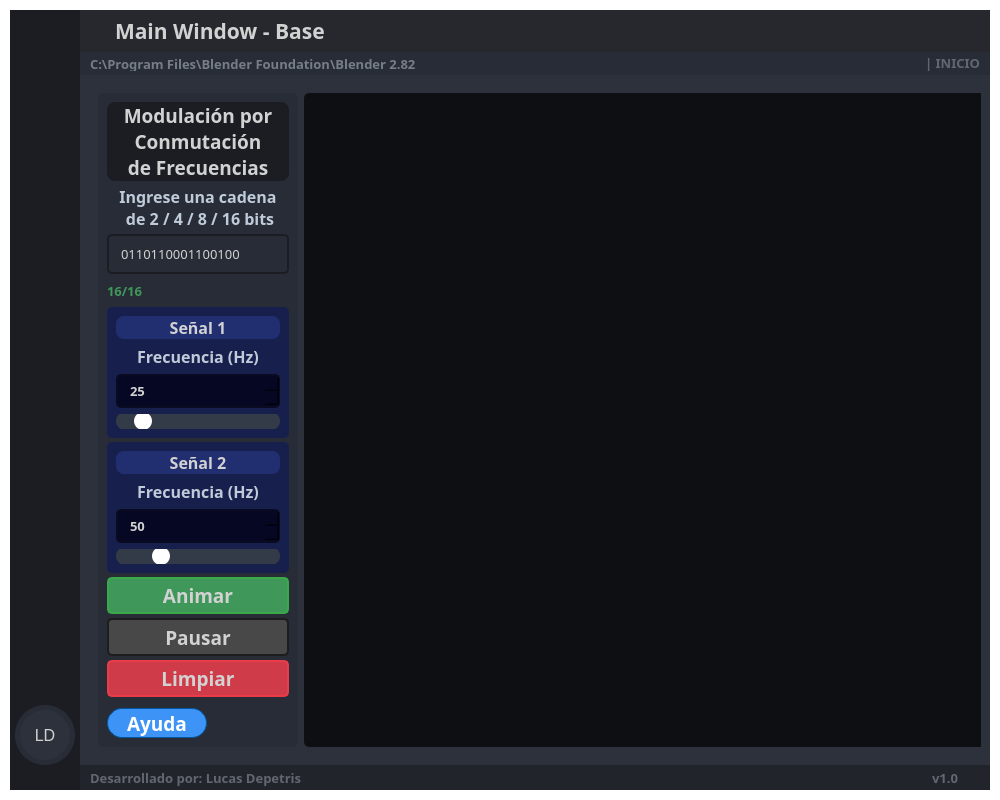
This is src/ui/GUI_BASE.ui in lucasdepetrisd/Signal-Modulation-Analyzer as Qt 5 draws it before an edit. The edited form follows.
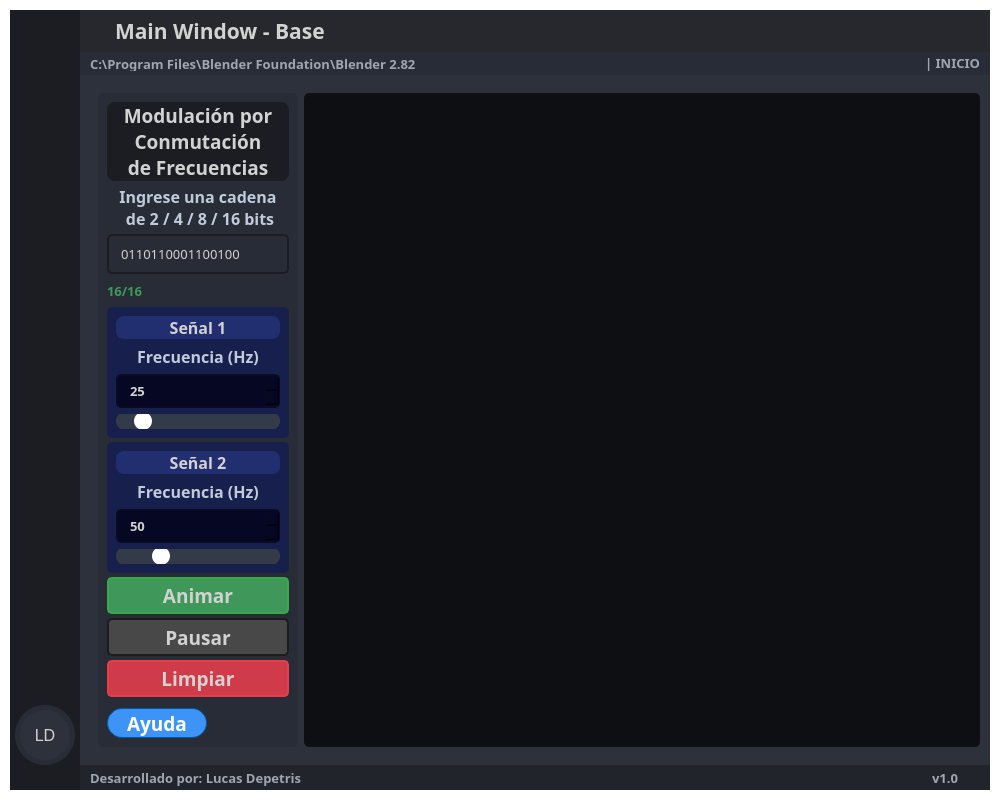
This is the edited form. The open tabs and pages were chosen to show the change. Icons and pictures are not drawn. Custom widgets are drawn as their Qt base class.

Commit message: add animation control buttons + start migration to pyqtgraph

Diff of the .ui file:
```diff
--- a/src/ui/GUI_BASE.ui
+++ b/src/ui/GUI_BASE.ui
@@ -1331,7 +1331,7 @@
                    </font>
                   </property>
                   <property name="styleSheet">
-                   <string notr="true">color: rgb(118, 125, 134)</string>
+                   <string notr="true">color: rgb(159, 165, 177);</string>
                   </property>
                   <property name="text">
                    <string>C:\Program Files\Blender Foundation\Blender 2.82</string>
@@ -1361,7 +1361,7 @@
                    </font>
                   </property>
                   <property name="styleSheet">
-                   <string notr="true">color: rgb(98, 103, 111);</string>
+                   <string notr="true">color: rgb(159, 165, 177);</string>
                   </property>
                   <property name="text">
                    <string>| INICIO</string>
@@ -3822,23 +3822,18 @@
                      </widget>
                     </item>
                     <item>
-                     <widget class="QFrame" name="FSK_graph_layout">
-                      <property name="sizePolicy">
-                       <sizepolicy hsizetype="Preferred" vsizetype="Preferred">
-                        <horstretch>0</horstretch>
-                        <verstretch>0</verstretch>
-                       </sizepolicy>
-                      </property>
+                     <widget class="QStackedWidget" name="stackedWidgetFSK">
                       <property name="minimumSize">
                        <size>
-                        <width>685</width>
+                        <width>676</width>
                         <height>585</height>
                        </size>
                       </property>
-                      <property name="styleSheet">
-                       <string notr="true"/>
+                      <property name="currentIndex">
+                       <number>0</number>
                       </property>
-                      <layout class="QVBoxLayout" name="graph_layout_4">
+                      <widget class="QWidget" name="mplfsk">
+                       <layout class="QVBoxLayout" name="verticalLayout_29">
                        <property name="spacing">
                         <number>0</number>
                        </property>
@@ -3871,6 +3866,34 @@
                        </item>
                       </layout>
                      </widget>
+                      <widget class="QWidget" name="pqgfsk">
+                       <layout class="QVBoxLayout" name="verticalLayout_30">
+                        <property name="spacing">
+                         <number>0</number>
+                        </property>
+                        <property name="leftMargin">
+                         <number>0</number>
+                        </property>
+                        <property name="topMargin">
+                         <number>0</number>
+                        </property>
+                        <property name="rightMargin">
+                         <number>0</number>
+                        </property>
+                        <property name="bottomMargin">
+                         <number>0</number>
+                        </property>
+                        <item>
+                         <widget class="GraphicsLayoutWidget" name="PyQtGraphFSK">
+                          <property name="styleSheet">
+                           <string notr="true">background-color: rgba(0,0,0,0.7);
+border-radius: 5px;</string>
+                          </property>
+                         </widget>
+                        </item>
+                       </layout>
+                      </widget>
+                     </widget>
                     </item>
                    </layout>
                   </widget>
@@ -7242,6 +7265,9 @@
                 </property>
                 <item>
                  <widget class="QFrame" name="frame_label_bottom">
+                  <property name="styleSheet">
+                   <string notr="true">color: rgb(159, 165, 177);</string>
+                  </property>
                   <property name="frameShape">
                    <enum>QFrame::NoFrame</enum>
                   </property>
@@ -7275,7 +7301,7 @@
                       </font>
                      </property>
                      <property name="styleSheet">
-                      <string notr="true">color: rgb(98, 103, 111);</string>
+                      <string notr="true">color: rgb(159, 165, 177);</string>
                      </property>
                      <property name="text">
                       <string>Desarrollado por: Lucas Depetris</string>
@@ -7299,7 +7325,7 @@
                       </font>
                      </property>
                      <property name="styleSheet">
-                      <string notr="true">color: rgb(98, 103, 111);</string>
+                      <string notr="true">color: rgb(159, 165, 177);</string>
                      </property>
                      <property name="text">
                       <string>v1.0</string>
@@ -7363,6 +7389,11 @@
    <header>mplwidgetfsk.h</header>
    <container>1</container>
   </customwidget>
+  <customwidget>
+   <class>GraphicsLayoutWidget</class>
+   <extends>QGraphicsView</extends>
+   <header>pyqtgraph</header>
+  </customwidget>
  </customwidgets>
  <tabstops>
   <tabstop>btn_minimize</tabstop>
```
Left out of the diff: 128 changed lines with no effect on the pictures. Lines whose indentation alone changed are shown as unchanged. The commit also changes 2 other files.
